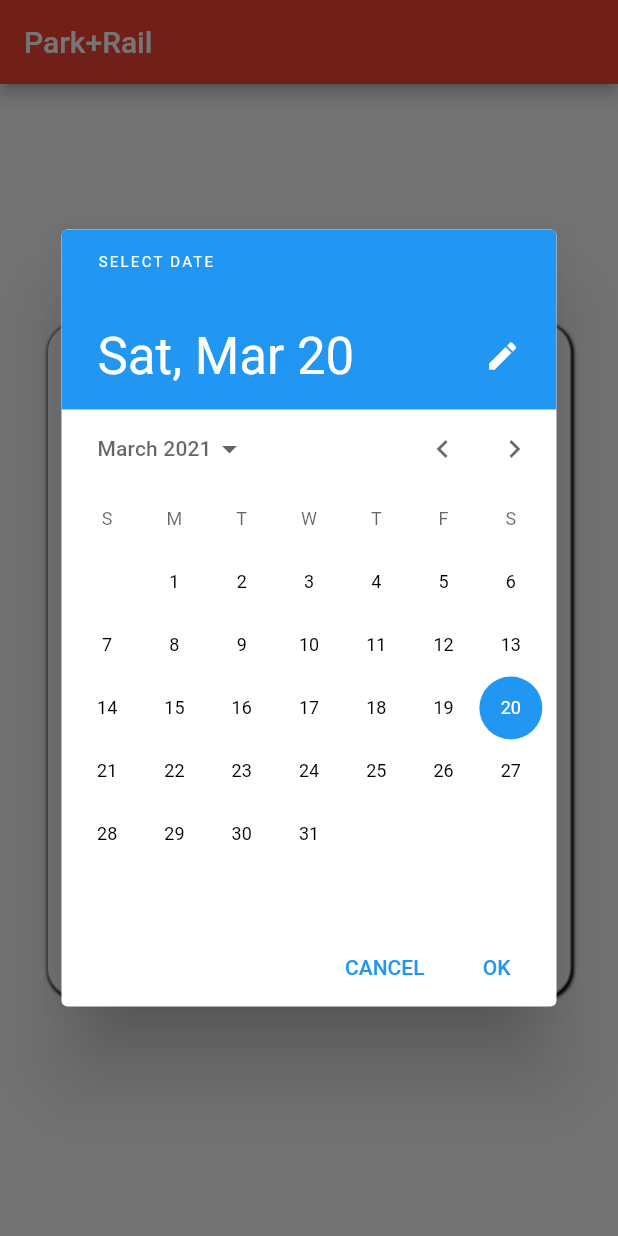
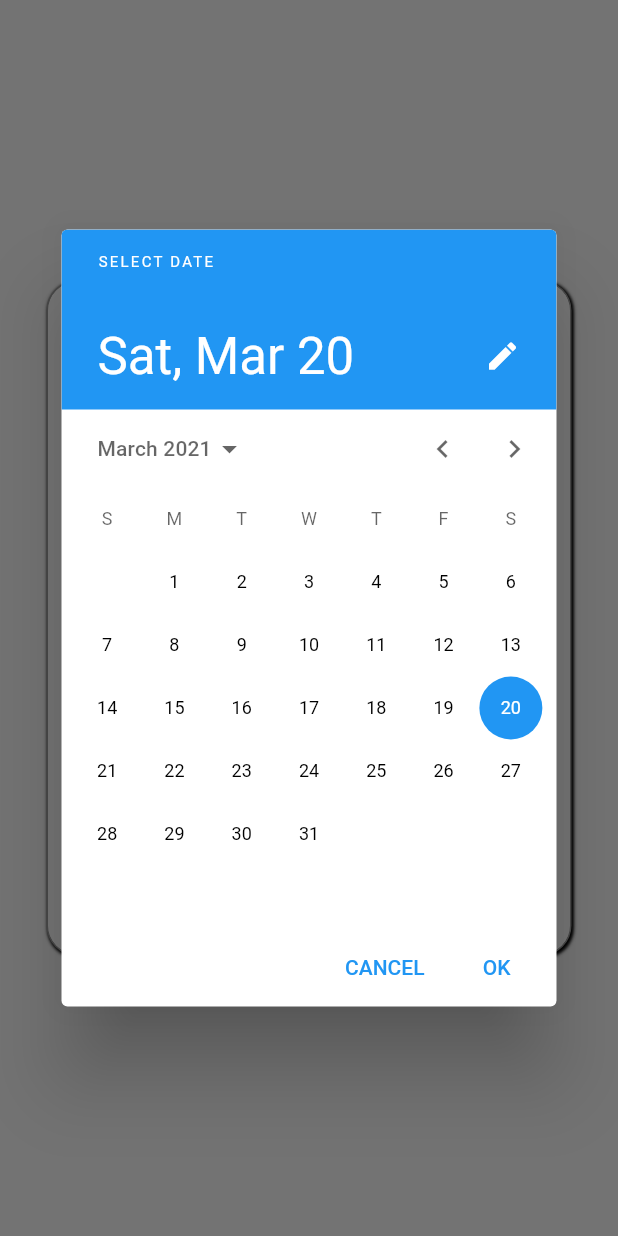
Before and after one commit to AlexaHas/YMCA, a Flutter app: the screen it shows after launch, after a tap on "Search", after a tap on "Select date", on a phone screen of 412 x 824 dp. Run offline on Flutter 3.47's test engine with Material 2 defaults, Android fonts, the phone set to English and light mode, and no system bars; network calls fail.

Commit message:
Logo at start

```diff
--- a/front-end/hack_app/lib/main.dart
+++ b/front-end/hack_app/lib/main.dart
@@ -3,7 +3,7 @@ import 'package:flutter/material.dart';
 import 'package:http/http.dart' as http;
 //import 'dart:convert';
 //import 'dart:io';
-import 'dart:convert';
+import 'dart:io';
 
 void main() => runApp(MyApp());
 
@@ -11,6 +11,7 @@ class MyApp extends StatelessWidget {
   @override
   Widget build(BuildContext context) {
     return MaterialApp(
+      debugShowCheckedModeBanner: false,
       title: 'Park+Rail',
       home: MyHomePage(title: 'Park+Rail'),
     );
@@ -45,14 +46,13 @@ class _MyHomePageState extends State<MyHomePage> {
   DateTime selectedDate = DateTime.now();
   TimeOfDay selectedTime = TimeOfDay.now();
 
-  bool isVisibleStationSelector = true;
+  bool isVisibleStationSelector = false;
   bool isVisibleDateSelector = false;
   bool isVisibleTimeSelector = false;
 
   String url = 'localhost:5000  ';
   //String url_2 = "https://jsonplaceholder.typicode.com/posts";
 
-  void _makeGetRequest() {}
   Future<Album> fetchAlbum() async {
     final response = await http.get(Uri.http(url, '/'));
 
@@ -67,36 +67,6 @@ class _MyHomePageState extends State<MyHomePage> {
       throw Exception('Failed to load album');
     }
   }
-  /*Future _makeGetRequest() async {
-    var server = await HttpServer.bind(
-      InternetAddress.loopbackIPv4,
-      4040,
-    );
-    print('Listening on localhost:${server.port}');
-
-    await for (HttpRequest request in server) {
-      request.response.write('Hello, world!');
-      await request.response.close();
-    }
-  }*/
-
-  //_makeGetRequest() async {
-  // make request
-  //Uri uri = new Uri.http(url_2,);
-  //Uri uri = Uri.encodeFull(url_2) as Uri;
-  //Response response = await get(uri, headers: {"Accept": "application/js"});
-  //final Map<String, dynamic> activityData = {"Accept": "application/js"};
-
-  //final http.Response response =
-  // await http.post(Uri.encodeFull(url), body: activityData);
-  // sample info available in response
-  //int statusCode = response.statusCode;
-  //Map<String, String> headers = response.headers;
-  //String contentType = headers['content-type'];
-  //String json = response.body;
-
-  // TODO convert json to object...
-  //}
 
   Future<void> _selectTime(BuildContext context) async {
     final TimeOfDay picked_s = await showTimePicker(
@@ -127,18 +97,44 @@ class _MyHomePageState extends State<MyHomePage> {
       });
   }
 
+  Future<void> fetchUserOrder() {
+    // Imagine that this function is fetching user info from another service or database.
+    return Future.delayed(Duration(seconds: 1), () {
+      setState(() {
+        isVisibleStationSelector = true;
+      });
+    });
+  }
+
   @override
   Widget build(BuildContext context) {
+    double width = MediaQuery.of(context).size.width;
+    double height = MediaQuery.of(context).size.height;
+
+    fetchUserOrder();
+
     return Scaffold(
-      appBar: AppBar(
-        backgroundColor: Colors.red,
-        title: Text(widget.title),
-      ),
       body: Center(
         child: Column(
           mainAxisSize: MainAxisSize.min,
           children: <Widget>[
-            Container(
+            Visibility(
+              visible: !isVisibleStationSelector,
+              //maintainState: true,
+              child: Container(
+                child: Image(image: AssetImage('assets/logo.png')),
+                height: height,
+                width: width,
+                decoration: BoxDecoration(
+                  color: Color.fromARGB(255, 235, 0, 0),
+                  shape: BoxShape.rectangle,
+                ),
+              ),
+            ),
+            Visibility(
+              visible: isVisibleStationSelector,
+              //maintainState: true,
+              child: Container(
                 child: Column(
                   children: [
                     Visibility(
@@ -189,7 +185,8 @@ class _MyHomePageState extends State<MyHomePage> {
                                 setState(() {
                                   isVisibleStationSelector =
                                       !isVisibleStationSelector;
-                                isVisibleDateSelector = !isVisibleDateSelector;
+                                  isVisibleDateSelector =
+                                      !isVisibleDateSelector;
                                   //_makeGetRequest();
                                   fetchAlbum();
                                 });
@@ -263,6 +260,7 @@ class _MyHomePageState extends State<MyHomePage> {
                       ),
                     ]),
               ),
+            )
           ],
         ),
       ),
--- a/front-end/hack_app/pubspec.yaml
+++ b/front-end/hack_app/pubspec.yaml
@@ -39,6 +39,8 @@ dev_dependencies:
 
 # The following section is specific to Flutter.
 flutter:
+  assets:
+    - assets/
 
   # The following line ensures that the Material Icons font is
   # included with your application, so that you can use the icons in
```
Also changed, not shown: front-end/hack_app/assets/logo.png (added). Lines whose indentation alone changed are shown as unchanged.
